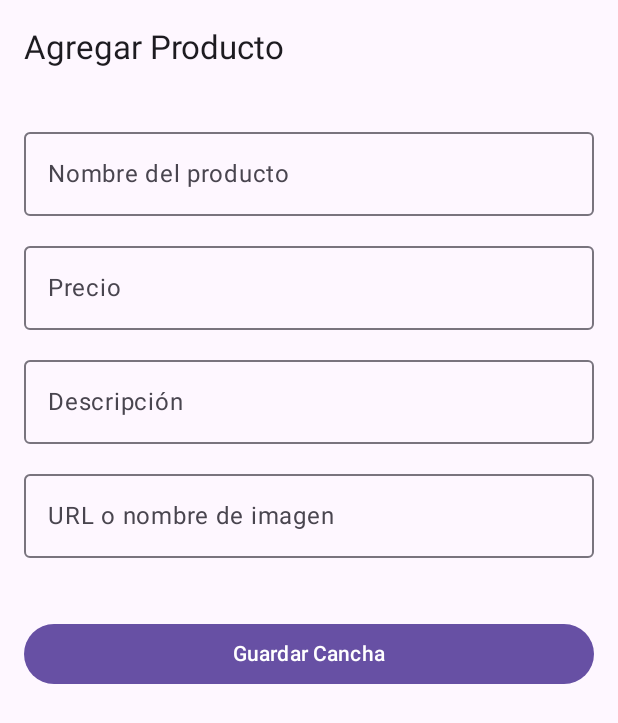
After one commit to angelssy/CanchasReser, an Android app built with Jetpack Compose: the AgregarProductoScreen screen opened through its navigation route, on a phone screen of 412 x 824 dp. The commit adds this screen. Shown: the top 723 px of the screen. Run offline under Robolectric (Android 15) with nearby library versions, the phone set to English and light mode, and no system bars.

Commit message:
agrego el agregar producto en la pantalla de catalogo de productos

```diff
--- a/app/src/main/java/com/example/canchasreser/MainActivity.kt
+++ b/app/src/main/java/com/example/canchasreser/MainActivity.kt
@@ -5,11 +5,10 @@ import androidx.activity.ComponentActivity
 import androidx.activity.compose.setContent
 import androidx.activity.viewModels
 import androidx.compose.material3.MaterialTheme
-import androidx.compose.runtime.Composable
 import com.example.canchasreser.viewmodel.AuthViewModel
 
 import com.example.canchasreser.viewmodel.CatalogoViewModel
-import com.example.canchasreser.Uii.NavGraph
+import com.example.canchasreser.Screen.NavGraph
 
 class MainActivity : ComponentActivity() {
 
--- a/app/src/main/java/com/example/canchasreser/Model/FakeDatabase.kt
+++ b/app/src/main/java/com/example/canchasreser/Model/FakeDatabase.kt
@@ -1,4 +1,4 @@
-package com.example.canchasreser.Model
+package com.example.canchasreser.model
 
 object FakeDatabase {
     private val usuarios = mutableListOf<Usuario>()
--- a/app/src/main/java/com/example/canchasreser/Model/Usuario.kt
+++ b/app/src/main/java/com/example/canchasreser/Model/Usuario.kt
@@ -1,4 +1,4 @@
-package com.example.canchasreser.Model
+package com.example.canchasreser.model
 
 data class Usuario(
     val nombre: String,
--- /dev/null
+++ b/app/src/main/java/com/example/canchasreser/Screen/AgregarProductoScreen.kt
@@ -0,0 +1,73 @@
+package com.example.canchasreser.Screen
+
+import androidx.compose.foundation.layout.*
+import androidx.compose.foundation.text.KeyboardOptions
+import androidx.compose.material3.*
+import androidx.compose.runtime.*
+import androidx.compose.ui.Modifier
+import androidx.compose.ui.text.input.ImeAction
+import androidx.compose.ui.text.input.KeyboardType
+import androidx.compose.ui.unit.dp
+import androidx.navigation.NavController
+
+@OptIn(ExperimentalMaterial3Api::class)
+@Composable
+fun AgregarProductoScreen(navController: NavController) {
+    var nombre by remember { mutableStateOf("") }
+    var precio by remember { mutableStateOf("") }
+    var descripcion by remember { mutableStateOf("") }
+    var imagen by remember { mutableStateOf("") }
+
+    Scaffold(
+        topBar = { TopAppBar(title = { Text("Agregar Producto") }) }
+    ) { padding ->
+        Column(
+            modifier = Modifier
+                .fillMaxSize()
+                .padding(padding)
+                .padding(16.dp),
+            verticalArrangement = Arrangement.spacedBy(12.dp)
+        ) {
+            OutlinedTextField(
+                value = nombre,
+                onValueChange = { nombre = it },
+                label = { Text("Nombre del producto") },
+                modifier = Modifier.fillMaxWidth()
+            )
+
+            OutlinedTextField(
+                value = precio,
+                onValueChange = { precio = it },
+                label = { Text("Precio") },
+                modifier = Modifier.fillMaxWidth(),
+                keyboardOptions = KeyboardOptions(
+                    keyboardType = KeyboardType.Number,
+                    imeAction = ImeAction.Next
+                )
+            )
+
+            OutlinedTextField(
+                value = descripcion,
+                onValueChange = { descripcion = it },
+                label = { Text("Descripción") },
+                modifier = Modifier.fillMaxWidth()
+            )
+
+            OutlinedTextField(
+                value = imagen,
+                onValueChange = { imagen = it },
+                label = { Text("URL o nombre de imagen") },
+                modifier = Modifier.fillMaxWidth()
+            )
+
+            Spacer(modifier = Modifier.height(16.dp))
+
+            Button(
+                onClick = { navController.navigate("catalogo") },
+                modifier = Modifier.fillMaxWidth()
+            ) {
+                Text("Guardar Cancha")
+            }
+        }
+    }
+}
--- a/app/src/main/java/com/example/canchasreser/Uii/CarritoScreen.kt
+++ b/app/src/main/java/com/example/canchasreser/Screen/CarritoScreen.kt
@@ -1,6 +1,6 @@
 @file:OptIn(ExperimentalMaterial3Api::class)
 
-package com.example.canchasreser.Uii
+package com.example.canchasreser.Screen
 
 import androidx.compose.foundation.layout.*
 import androidx.compose.foundation.lazy.LazyColumn
@@ -24,7 +24,7 @@ fun CarritoScreen(navController: NavController, viewModel: CarritoViewModel) {
         bottomBar = {
             if (items.isNotEmpty()) {
                 Column(modifier = Modifier.fillMaxWidth()) {
-                    // Botón para ir al formulario de reserva
+
                     Button(
                         onClick = { navController.navigate("reservaForm") },
                         modifier = Modifier
@@ -34,7 +34,7 @@ fun CarritoScreen(navController: NavController, viewModel: CarritoViewModel) {
                         Text("Reservar Cancha")
                     }
 
-                    // Botón para completar compra directa
+
                     Button(
                         onClick = {
                             navController.navigate("compraExitosa")
--- a/app/src/main/java/com/example/canchasreser/Uii/CompraExitosaScreen.kt
+++ b/app/src/main/java/com/example/canchasreser/Screen/CompraExitosaScreen.kt
@@ -1,4 +1,4 @@
-package com.example.canchasreser.Uii
+package com.example.canchasreser.Screen
 
 
 
--- a/app/src/main/java/com/example/canchasreser/Uii/LoginScreen.kt
+++ b/app/src/main/java/com/example/canchasreser/Screen/LoginScreen.kt
@@ -1,4 +1,4 @@
-package com.example.canchasreser.Uii
+package com.example.canchasreser.Screen
 
 
 import androidx.compose.foundation.layout.*
@@ -7,7 +7,6 @@ import androidx.compose.runtime.*
 import androidx.navigation.NavController
 import androidx.compose.ui.Modifier
 import androidx.compose.ui.unit.dp
-
 import com.example.canchasreser.viewmodel.AuthViewModel
 
 @Composable
@@ -30,7 +29,7 @@ fun LoginScreen(navController: NavController, viewModel: AuthViewModel) {
 
         Button(onClick = {
             if (viewModel.login(email, password)) {
-                navController.navigate("catalogo") // Navegar al catálogo si el login es exitoso
+                navController.navigate("catalogo")
             }
         }) {
             Text("Entrar")
--- a/app/src/main/java/com/example/canchasreser/Uii/RegisterScreen.kt
+++ b/app/src/main/java/com/example/canchasreser/Screen/RegisterScreen.kt
@@ -1,4 +1,4 @@
-package com.example.canchasreser.Uii
+package com.example.canchasreser.Screen
 
 import androidx.compose.ui.Modifier
 import androidx.compose.ui.unit.dp
@@ -70,7 +70,7 @@ fun RegisterScreen(navController: NavController, viewModel: AuthViewModel) {
             Text("Registrar")
         }
 
-        // Mostrar el mensaje de registro
+
         Text(viewModel.mensaje.value, modifier = Modifier.padding(top = 10.dp))
 
         TextButton(onClick = { navController.navigate("login") }) {
--- a/app/src/main/java/com/example/canchasreser/Utils/ValidationUtils.kt
+++ b/app/src/main/java/com/example/canchasreser/Utils/ValidationUtils.kt
@@ -1,13 +1,13 @@
 package com.example.canchasreser.Utils
 
 
-// ✅ Validar correo electrónico con Regex
+
 fun String.isValidEmail(): Boolean {
     val emailRegex = "^[A-Za-z0-9+_.-]+@[A-Za-z0-9.-]+\\.[A-Za-z]{2,6}$".toRegex()
     return this.isNotBlank() && emailRegex.matches(this)
 }
 
-// ✅ Validar RUT chileno (con dígito verificador y formato)
+
 fun String.isValidRut(): Boolean {
     val rutClean = this
         .replace(".", "")
```
Also changed, not shown: app/src/main/java/com/example/canchasreser/Screen/BackOfficeScreen.kt (added, +71 -0 lines), app/src/main/java/com/example/canchasreser/Screen/CatalogoScreen.kt (renamed from app/src/main/java/com/example/canchasreser/Uii/CatalogoScreen.kt, +18 -17 lines), app/src/main/java/com/example/canchasreser/Screen/CompraRechazadaScreen.kt (renamed from app/src/main/java/com/example/canchasreser/Uii/CompraRechazadaScreen.kt, +7 -9 lines), app/src/main/java/com/example/canchasreser/Screen/DetalleCanchaScreen.kt (renamed from app/src/main/java/com/example/canchasreser/Uii/DetalleCanchaScreen.kt, +5 -5 lines), app/src/main/java/com/example/canchasreser/Screen/NavGraph.kt (renamed from app/src/main/java/com/example/canchasreser/Uii/NavGraph.kt, +13 -26 lines), app/src/main/java/com/example/canchasreser/Screen/ReservaFormScreen.kt (renamed from app/src/main/java/com/example/canchasreser/Uii/ReservaFormScreen.kt, +12 -36 lines), app/src/main/java/com/example/canchasreser/Uii/BackOfficeScreen.kt (deleted, +0 -56 lines), app/src/main/java/com/example/canchasreser/ViewModel/AuthViewModel.kt (+8 -8 lines).
